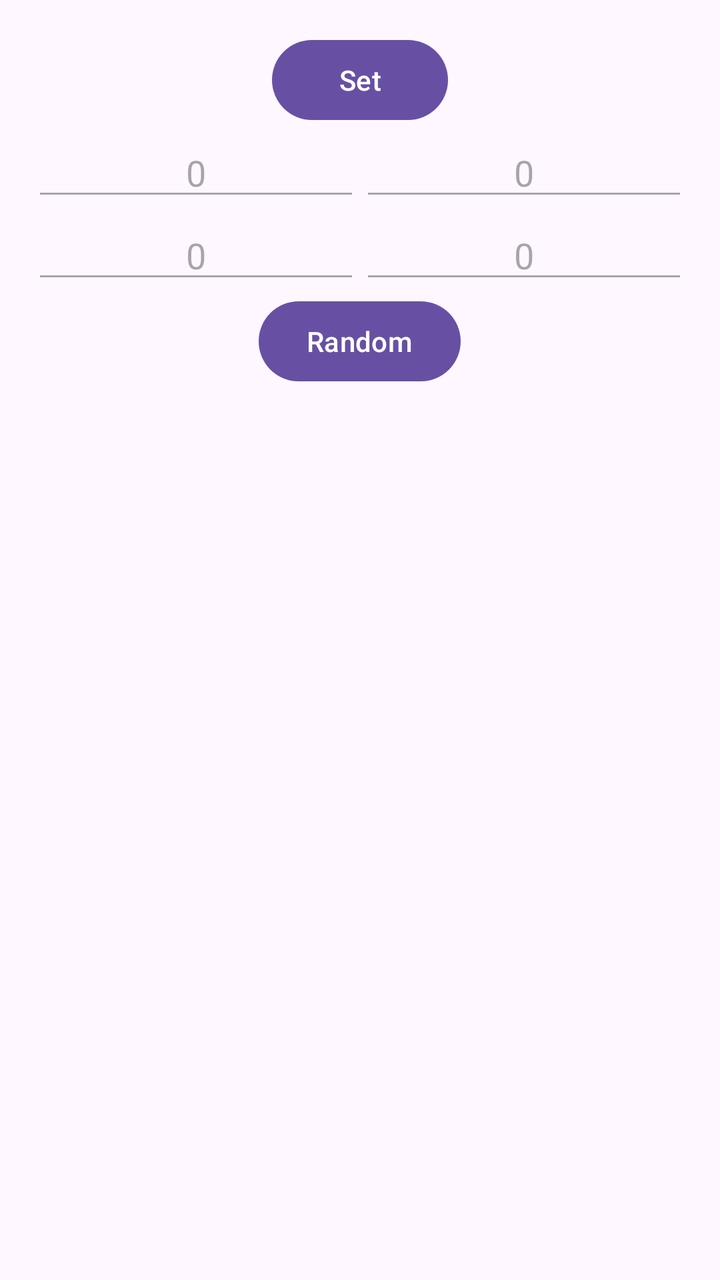
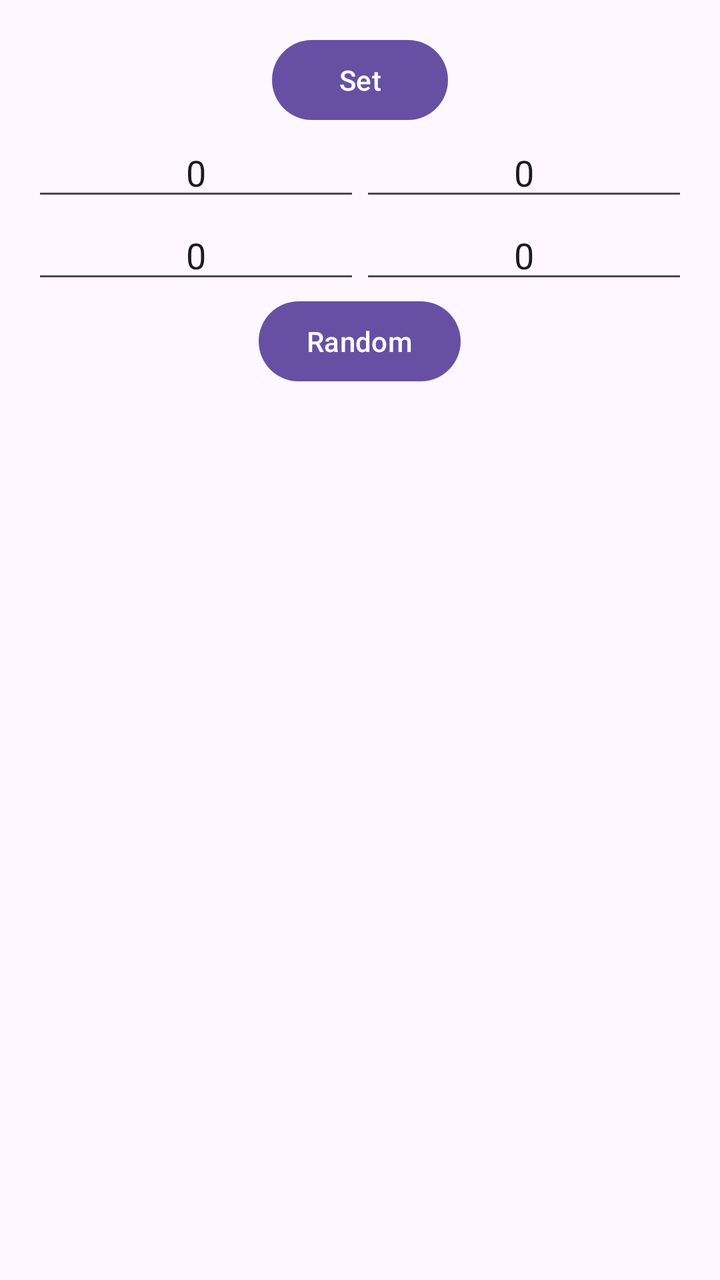

Two renders of the same Android screen: before a commit and after it. Below are the layout's source before the change and the commit's diff.
<!-- AndroidManifest.xml: application theme Theme.PracticalTest01Var07 -->
<!-- res/layout/activity_practical_test01_var07_main.xml -->
<?xml version="1.0" encoding="utf-8"?>
<LinearLayout xmlns:android="http://schemas.android.com/apk/res/android"
    xmlns:tools="http://schemas.android.com/tools"
    android:layout_width="match_parent"
    android:layout_height="match_parent"
    android:orientation="vertical"
    android:padding="16dp"
    tools:context=".PracticalTest01Var07MainActivity">
    <Button
        android:id="@+id/navigate_to_secondary_activity_button"
        android:layout_width="wrap_content"
        android:layout_height="wrap_content"
        android:layout_gravity="center"
        android:text="@string/navigate_to_secondary_activity" />
    <LinearLayout
        android:layout_width="match_parent"
        android:layout_height="wrap_content"
        android:orientation="horizontal">
        <EditText
            android:id="@+id/upper_left_edit_text"
            android:layout_width="0dp"
            android:layout_height="wrap_content"
            android:layout_weight="1"
            android:enabled="false"
            android:saveEnabled="false"
            android:gravity="center"
            android:inputType="number"
            android:text="0" />
        <EditText
            android:id="@+id/upper_right_edit_text"
            android:layout_width="0dp"
            android:layout_height="wrap_content"
            android:layout_weight="1"
            android:enabled="false"
            android:saveEnabled="false"
            android:gravity="center"
            android:inputType="number"
            android:text="0" />
    </LinearLayout>
    <LinearLayout
        android:layout_width="match_parent"
        android:layout_height="wrap_content"
        android:orientation="horizontal">
        <EditText
            android:id="@+id/lower_left_edit_text"
            android:layout_width="0dp"
            android:layout_height="wrap_content"
            android:layout_weight="1"
            android:enabled="false"
            android:saveEnabled="false"
            android:gravity="center"
            android:inputType="number"
            android:text="0" />
        <EditText
            android:id="@+id/lower_right_edit_text"
            android:layout_width="0dp"
            android:layout_height="wrap_content"
            android:layout_weight="1"
            android:enabled="false"
            android:saveEnabled="false"
            android:gravity="center"
            android:inputType="number"
            android:text="0" />
    </LinearLayout>

    <Button
        android:id="@+id/Random"
        android:layout_width="wrap_content"
        android:layout_height="wrap_content"
        android:layout_gravity="center"
        android:text="@string/random" />

</LinearLayout>
<!-- resources referenced by this layout -->
<resources>
  <string name="navigate_to_secondary_activity">Set</string>
  <string name="random">Random</string>
  <style name="Theme.PracticalTest01Var07" parent="Base.Theme.PracticalTest01Var07" />
  <style name="Base.Theme.PracticalTest01Var07" parent="Theme.Material3.DayNight.NoActionBar">
          
          
      </style>
</resources>

<!-- the commit's change to res/layout/activity_practical_test01_var07_main.xml (unified diff, before → after) -->
@@ -21,7 +21,7 @@
             android:layout_width="0dp"
             android:layout_height="wrap_content"
             android:layout_weight="1"
-            android:enabled="false"
+            android:enabled="true"
             android:saveEnabled="false"
             android:gravity="center"
             android:inputType="number"
@@ -31,7 +31,7 @@
             android:layout_width="0dp"
             android:layout_height="wrap_content"
             android:layout_weight="1"
-            android:enabled="false"
+            android:enabled="true"
             android:saveEnabled="false"
             android:gravity="center"
             android:inputType="number"
@@ -46,7 +46,7 @@
             android:layout_width="0dp"
             android:layout_height="wrap_content"
             android:layout_weight="1"
-            android:enabled="false"
+            android:enabled="true"
             android:saveEnabled="false"
             android:gravity="center"
             android:inputType="number"
@@ -56,7 +56,7 @@
             android:layout_width="0dp"
             android:layout_height="wrap_content"
             android:layout_weight="1"
-            android:enabled="false"
+            android:enabled="true"
             android:saveEnabled="false"
             android:gravity="center"
             android:inputType="number"
